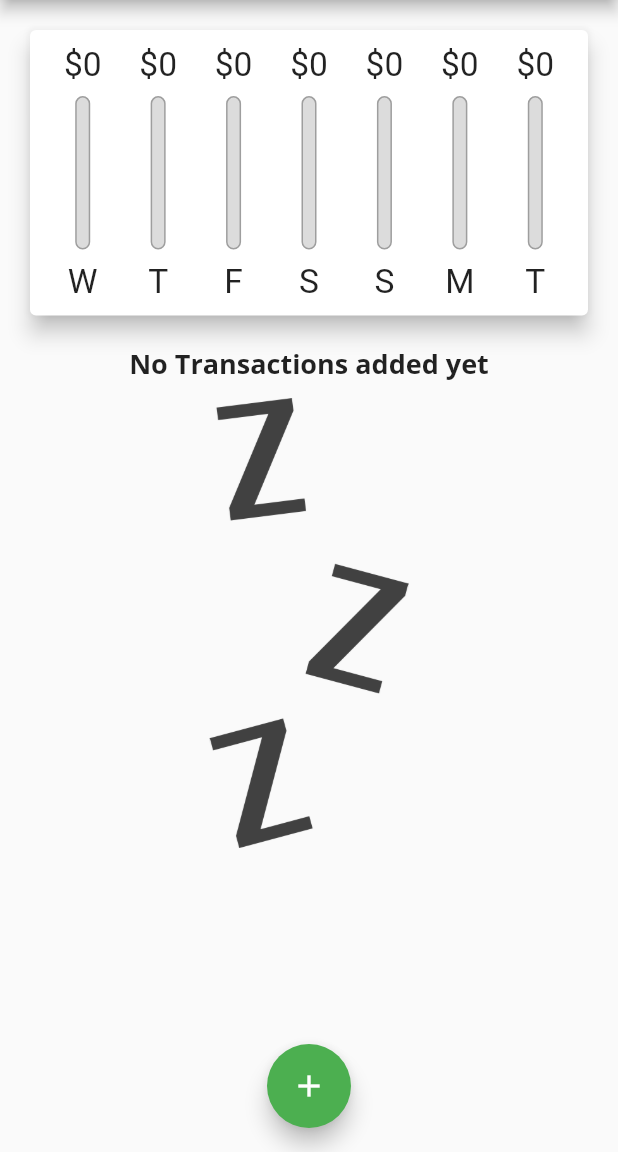
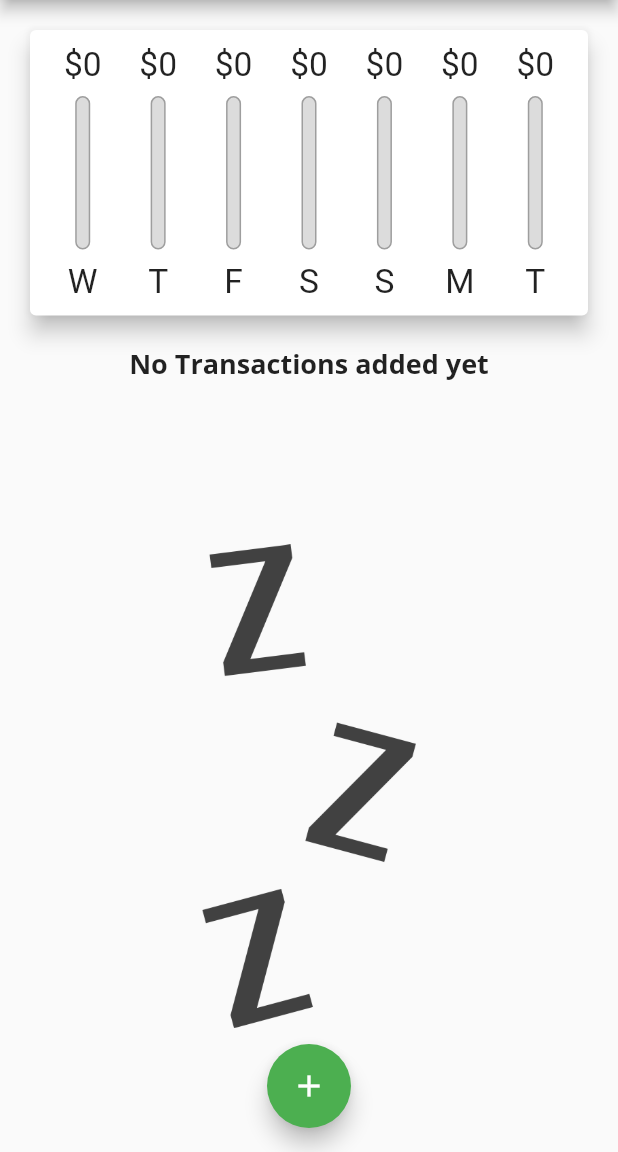
Before and after one commit to kis619/Flutter_expenses_app, a Flutter app: the screen it shows after launch, on a phone screen of 412 x 824 dp, the part 84-1236 px from its top. Run offline on Flutter 3.47's test engine with Material 2 defaults, Android fonts, the phone set to English and light mode, and no system bars.

```diff
--- a/lib/main.dart
+++ b/lib/main.dart
@@ -1,5 +1,5 @@
 import 'package:flutter/material.dart';
-import 'package:flutter/services.dart';
+// import 'package:flutter/services.dart';
 
 import './widgets/transactions_list.dart';
 import './widgets/transaction_form.dart';
@@ -8,7 +8,7 @@ import './widgets/chart.dart';
 import './models/transaction.dart';
 
 void main() {
-  WidgetsFlutterBinding.ensureInitialized();
+  // WidgetsFlutterBinding.ensureInitialized();
   // SystemChrome.setPreferredOrientations([
   //   DeviceOrientation.portraitUp,
   //   DeviceOrientation.portraitDown,
@@ -53,14 +53,9 @@ class MyHomePage extends StatefulWidget {
 
 class _MyHomePageState extends State<MyHomePage> {
   final List<Transaction> _userTransactions = [];
+  bool _showChart = true;
 
   List<Transaction> get _weekTransactions {
-    //   int startIndex = 0;
-    //   if (_userTransactions.length > 7) {
-    //     startIndex = _userTransactions.length - 7;
-    //   }
-    //   return _userTransactions.sublist(startIndex);
-
     return _userTransactions.where((tx) {
       return tx.date.isAfter(DateTime.now().subtract(const Duration(days: 7)));
     }).toList();
@@ -105,29 +100,60 @@ class _MyHomePageState extends State<MyHomePage> {
         )
       ],
     );
+    final isLandscape =
+        MediaQuery.of(context).orientation == Orientation.landscape;
+    final transactionListWidget = SizedBox(
+      height: (MediaQuery.of(context).size.height -
+              appBar.preferredSize.height -
+              MediaQuery.of(context).padding.top) *
+          .7,
+      child: TransactionList(
+        transactions: _userTransactions.reversed.toList(),
+        removeTransaction: _removeTransaction,
+      ),
+    );
+
+
     return Scaffold(
       appBar: appBar,
       body: SingleChildScrollView(
         child: Column(
           crossAxisAlignment: CrossAxisAlignment.stretch,
           children: <Widget>[
-            SizedBox(
-              height: (MediaQuery.of(context).size.height -
-                      appBar.preferredSize.height -
-                      MediaQuery.of(context).padding.top) *
-                  .3,
-              child: Chart(weekTransactions: _weekTransactions),
-            ),
-            SizedBox(
-              height: (MediaQuery.of(context).size.height -
-                      appBar.preferredSize.height -
-                      MediaQuery.of(context).padding.top) *
-                  .7,
-              child: TransactionList(
-                transactions: _userTransactions.reversed.toList(),
-                removeTransaction: _removeTransaction,
+            if (isLandscape)
+              Row(
+                mainAxisAlignment: MainAxisAlignment.center,
+                children: <Widget>[
+                  const Text('Show chart'),
+                  Switch(
+                      value: _showChart,
+                      onChanged: (val) {
+                        setState(() {
+                          _showChart = val;
+                        });
+                      }),
+                ],
               ),
-            ),
+            if (!isLandscape)
+              SizedBox(
+                      height: (MediaQuery.of(context).size.height -
+                              appBar.preferredSize.height -
+                              MediaQuery.of(context).padding.top) *
+                          .3,
+                      child: Chart(weekTransactions: _weekTransactions),
+                    ),
+            if (!isLandscape)
+              transactionListWidget,
+            if (isLandscape)
+            _showChart
+                ? SizedBox(
+                    height: (MediaQuery.of(context).size.height -
+                            appBar.preferredSize.height -
+                            MediaQuery.of(context).padding.top) *
+                        .7,
+                    child: Chart(weekTransactions: _weekTransactions),
+                  )
+                : transactionListWidget
           ],
         ),
       ),
--- a/lib/widgets/transactions_list.dart
+++ b/lib/widgets/transactions_list.dart
@@ -16,24 +16,26 @@ class TransactionList extends StatelessWidget {
   @override
   Widget build(BuildContext context) {
     return transactions.isEmpty
-        ? Column(
+        ? LayoutBuilder(builder: (ctx, constraints) {
+            return Column(
               children: <Widget>[
                 Text(
                   "No Transactions added yet",
                   style: Theme.of(context).textTheme.titleMedium,
                 ),
-              const SizedBox(
-                height: 10,
+                SizedBox(
+                  height: constraints.maxHeight * .2,
                 ),
                 SizedBox(
-                height: 300,
+                  height: constraints.maxHeight * .6,
                   child: Image.asset(
                     'assets/images/waiting.png',
                     fit: BoxFit.contain,
                   ),
                 ),
               ],
-          )
+            );
+          })
         : ListView.builder(
             itemBuilder: (ctx, index) {
               return Card(
```
Lines whose indentation alone changed are shown as unchanged.
